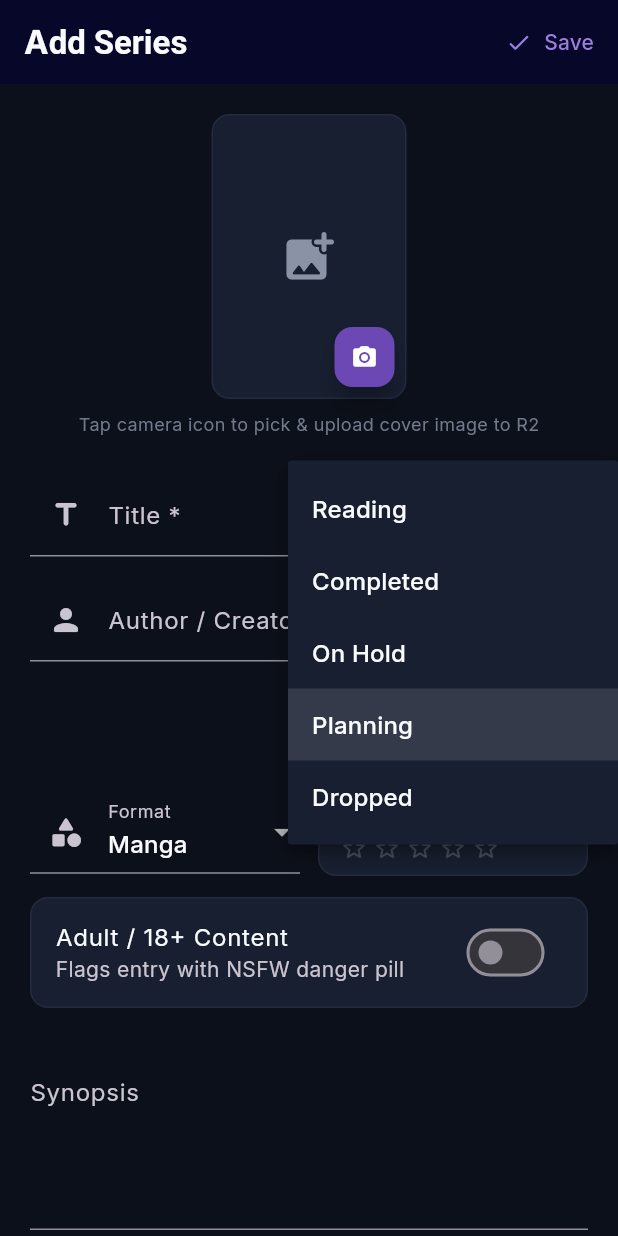
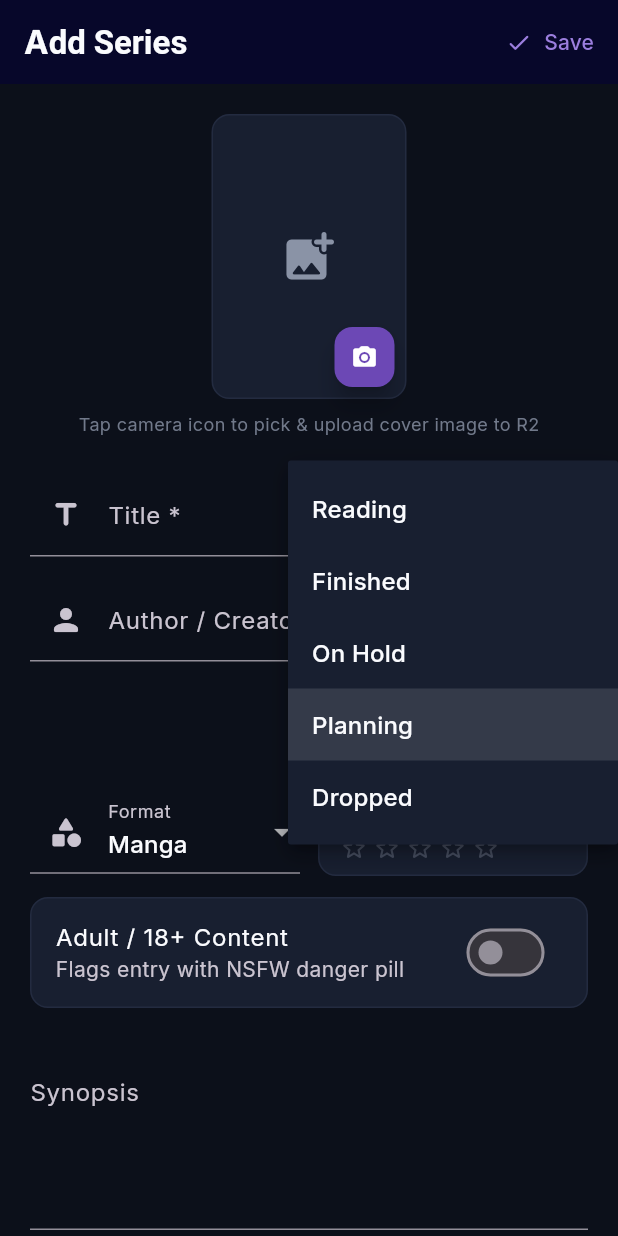
Before and after one commit to zy-anne/Myaarchive-m, a Flutter app: the SeriesFormScreen screen opened by its route, after a tap on "Planning", on a phone screen of 412 x 824 dp. Run offline on Flutter 3.47's test engine with Material 3 defaults, Android fonts, the phone set to English and light mode, and no system bars; our stand-ins replace cached_network_image, dio, flutter_riverpod, go_router, google_fonts, image_picker and 2 more; missing offline and left inert: bcrypt; accounts and stored records are empty; network calls fail.

Commit message:
fix: "Completed" -> "Finished"

```diff
--- a/lib/models/metadata.dart
+++ b/lib/models/metadata.dart
@@ -107,7 +107,7 @@ class ContentWarning {
 /// Reading status options used across the app.
 class ReadingStatus {
   static const String reading = 'Reading';
-  static const String completed = 'Completed';
+  static const String completed = 'Finished';
   static const String onHold = 'On Hold';
   static const String planning = 'Planning';
   static const String dropped = 'Dropped';
--- a/lib/screens/catalog/series_detail_screen.dart
+++ b/lib/screens/catalog/series_detail_screen.dart
@@ -110,7 +110,9 @@ class _SeriesDetailScreenState extends ConsumerState<SeriesDetailScreen>
     final updated = series.copyWith(
       dateStarted: isStarted ? today : series.dateStarted,
       dateFinished: isFinished ? today : series.dateFinished,
-      status: isFinished ? 'Finished' : (isStarted ? 'Reading' : series.status),
+      status: isFinished
+          ? ReadingStatus.completed
+          : (isStarted ? ReadingStatus.reading : series.status),
     );
 
     try {
--- a/lib/screens/statistics/statistics_screen.dart
+++ b/lib/screens/statistics/statistics_screen.dart
@@ -207,7 +207,7 @@ class _StatisticsScreenState extends ConsumerState<StatisticsScreen> {
   Widget _buildMilestoneHero(List<Series> allSeries, int? goal) {
     // Count finished series
     final completedCount = allSeries
-        .where((s) => s.status.toLowerCase() == 'completed')
+        .where((s) => s.status.toLowerCase() == 'finished')
         .length;
 
     final progressPct = goal != null && goal > 0
@@ -409,7 +409,7 @@ class _StatisticsScreenState extends ConsumerState<StatisticsScreen> {
       final st = s.status.toLowerCase();
       if (st == 'reading') readingCount++;
       if (st == 'planning') planningCount++;
-      if (st == 'completed') completedCount++;
+      if (st == 'finished') completedCount++;
 
       if (s.rating != null && s.rating! > 0) {
         ratingSum += s.rating!;
```
Also changed, not shown: lib/widgets/cover_image.dart (+6 -2 lines).
